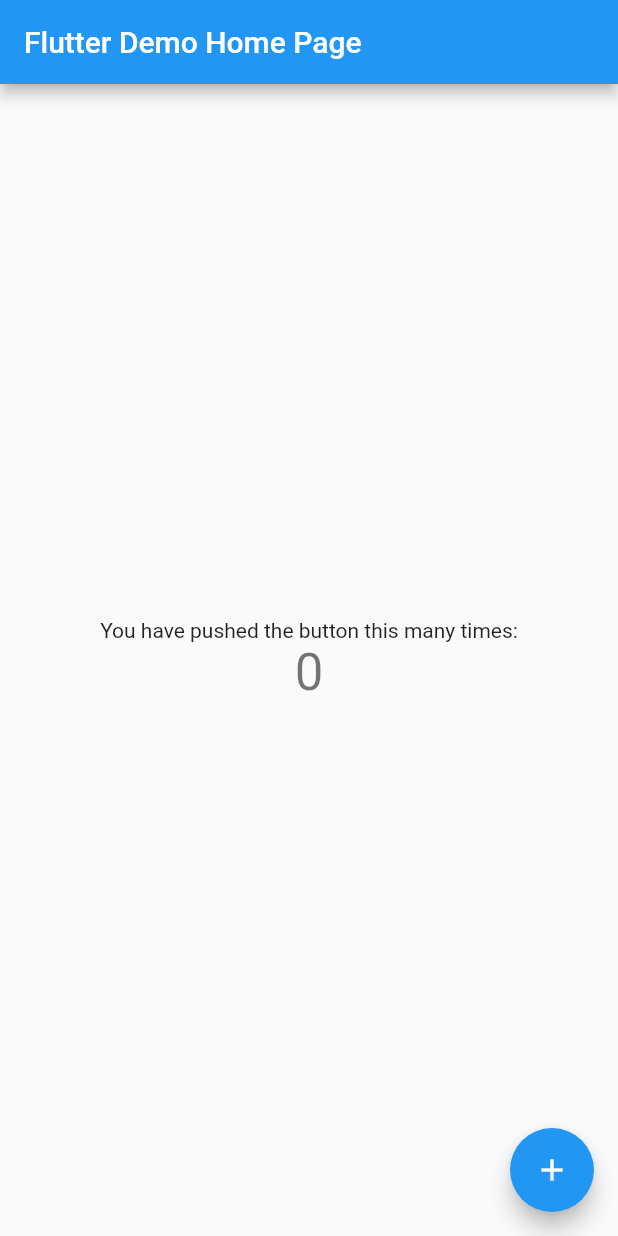
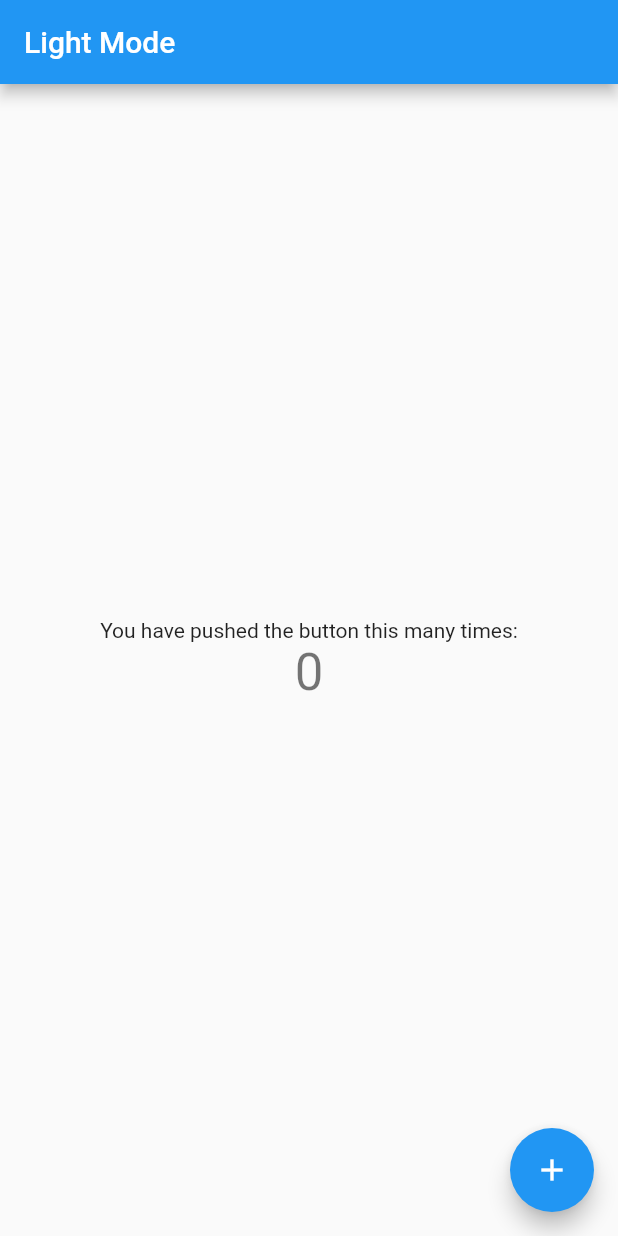
Before and after one commit to naipaka/dark_mode_compatible_app, a Flutter app: the screen it shows after launch, on a phone screen of 412 x 824 dp. Run offline on Flutter 3.47's test engine with Material 2 defaults, Android fonts, the phone set to English and light mode, and no system bars.

Commit message:
Support for OS dark mode

```diff
--- a/lib/my_app.dart
+++ b/lib/my_app.dart
@@ -5,12 +5,10 @@ class MyApp extends StatelessWidget {
   @override
   Widget build(BuildContext context) {
     return MaterialApp(
-      title: 'Flutter Demo',
-      theme: ThemeData(
-        primarySwatch: Colors.blue,
-        visualDensity: VisualDensity.adaptivePlatformDensity,
-      ),
-      home: MyHomePage(title: 'Flutter Demo Home Page'),
+      title: 'Dark Mode Compatible App',
+      theme: ThemeData.light(),
+      darkTheme: ThemeData.dark(), // Support for OS dark mode
+      home: MyHomePage(),
     );
   }
 }
--- a/lib/my_home_page.dart
+++ b/lib/my_home_page.dart
@@ -1,10 +1,6 @@
 import 'package:flutter/material.dart';
 
 class MyHomePage extends StatefulWidget {
-  MyHomePage({Key key, this.title}) : super(key: key);
-
-  final String title;
-
   @override
   _MyHomePageState createState() => _MyHomePageState();
 }
@@ -22,7 +18,11 @@ class _MyHomePageState extends State<MyHomePage> {
   Widget build(BuildContext context) {
     return Scaffold(
       appBar: AppBar(
-        title: Text(widget.title),
+        title: Text(
+          Theme.of(context).brightness == Brightness.light
+              ? 'Light Mode'
+              : 'Dark Mode',
+        ),
       ),
       body: Center(
         child: Column(
```
